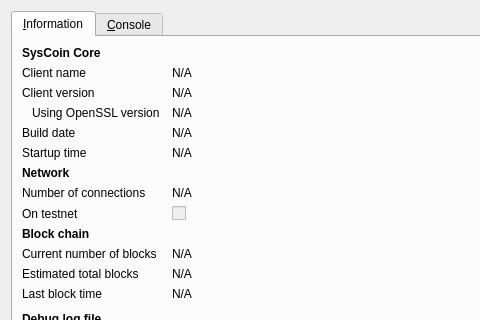
syscoin/syscoin1, file src/qt/forms/rpcconsole.ui: the form before one commit; both pictures show x 0 to 480 and y 0 to 320 of the 740 by 450 pixel window.
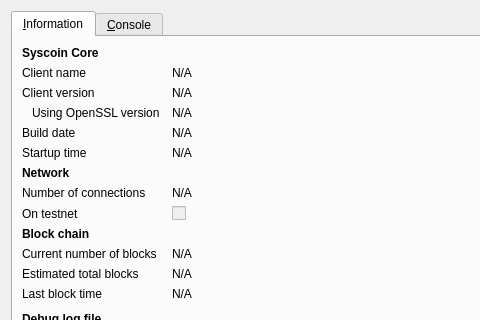
The form after the commit. Icons and pictures are not drawn.

Commit message:
Renamed .pro and changed Syscoin case through app
Changed bitcoin.pro to syscoin.pro and moved removed the unnecessary macs: target statement. Also changed "SysCoin" throughout the app to "Syscoin".

```diff
--- a/src/qt/forms/rpcconsole.ui
+++ b/src/qt/forms/rpcconsole.ui
@@ -36,7 +36,7 @@
           </font>
          </property>
          <property name="text">
-          <string>SysCoin Core</string>
+          <string>Syscoin Core</string>
          </property>
         </widget>
        </item>
```
Left out of the diff: 6 changed lines with no effect on the pictures. The commit also changes 92 other files.
